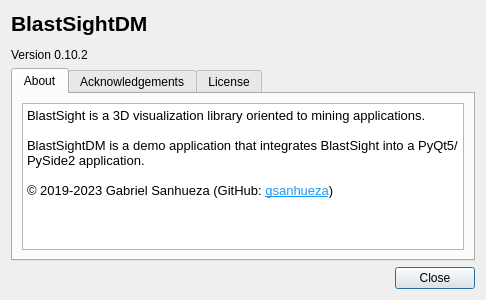
Before: the Qt Designer form blastsight/view/gui/UI/aboutdialog.ui in gsanhueza/BlastSight, drawn with Qt 5.
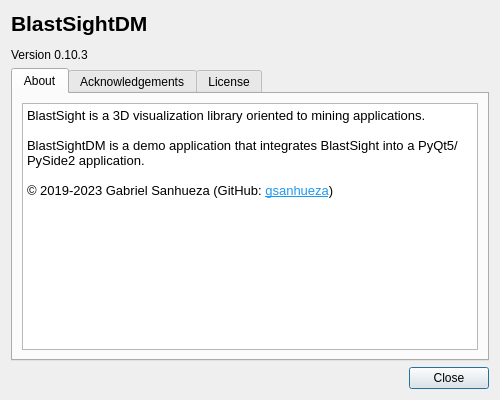
After: the same form once the commit is applied. Icons and pictures are not drawn.

```diff
--- a/blastsight/view/gui/UI/aboutdialog.ui
+++ b/blastsight/view/gui/UI/aboutdialog.ui
@@ -7,8 +7,8 @@
    <rect>
     <x>0</x>
     <y>0</y>
-    <width>486</width>
-    <height>300</height>
+    <width>500</width>
+    <height>400</height>
    </rect>
   </property>
   <property name="windowTitle">
@@ -30,7 +30,7 @@
         </sizepolicy>
        </property>
        <property name="text">
-        <string>&lt;html&gt;&lt;head/&gt;&lt;body&gt;&lt;p&gt;&lt;span style=&quot; font-size:16pt; font-weight:600;&quot;&gt;BlastSightDM&lt;/span&gt;&lt;/p&gt;&lt;p&gt;Version 0.10.2&lt;/p&gt;&lt;/body&gt;&lt;/html&gt;</string>
+        <string>&lt;html&gt;&lt;head/&gt;&lt;body&gt;&lt;p&gt;&lt;span style=&quot; font-size:16pt; font-weight:600;&quot;&gt;BlastSightDM&lt;/span&gt;&lt;/p&gt;&lt;p&gt;Version 0.10.3&lt;/p&gt;&lt;/body&gt;&lt;/html&gt;</string>
        </property>
       </widget>
      </item>
```
